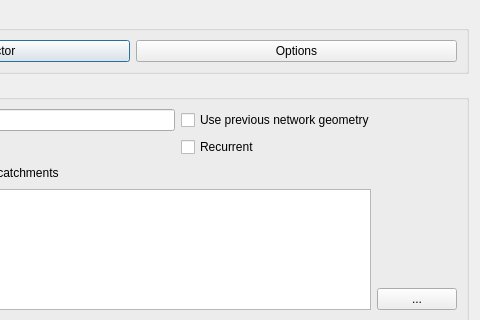
First picture: the form in ui/file_manager.ui, repository Giswater/giswater_qgis_plugin, before the edit; both pictures show x 215 to 695 and y 0 to 320 of the 695 by 587 pixel window.
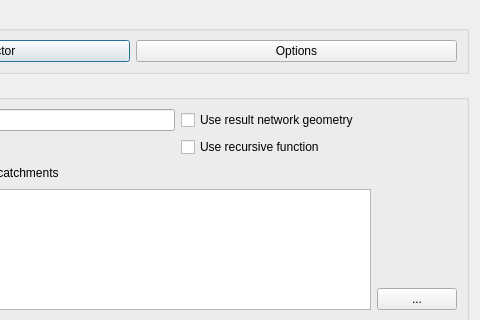
Second picture: the form after the edit.

Commit message: bug fix with checkbox

What changed in the file:
```diff
--- a/ui/file_manager.ui
+++ b/ui/file_manager.ui
@@ -106,14 +106,14 @@
           <item row="0" column="2">
            <widget class="QCheckBox" name="chk_only_check">
             <property name="text">
-             <string>Use previous network geometry</string>
+             <string>Use result network geometry</string>
             </property>
            </widget>
           </item>
           <item row="1" column="2">
            <widget class="QCheckBox" name="chk_recurrent">
             <property name="text">
-             <string>Recurrent</string>
+             <string>Use recursive function</string>
             </property>
            </widget>
           </item>
```
The commit also changes 1 other file.
